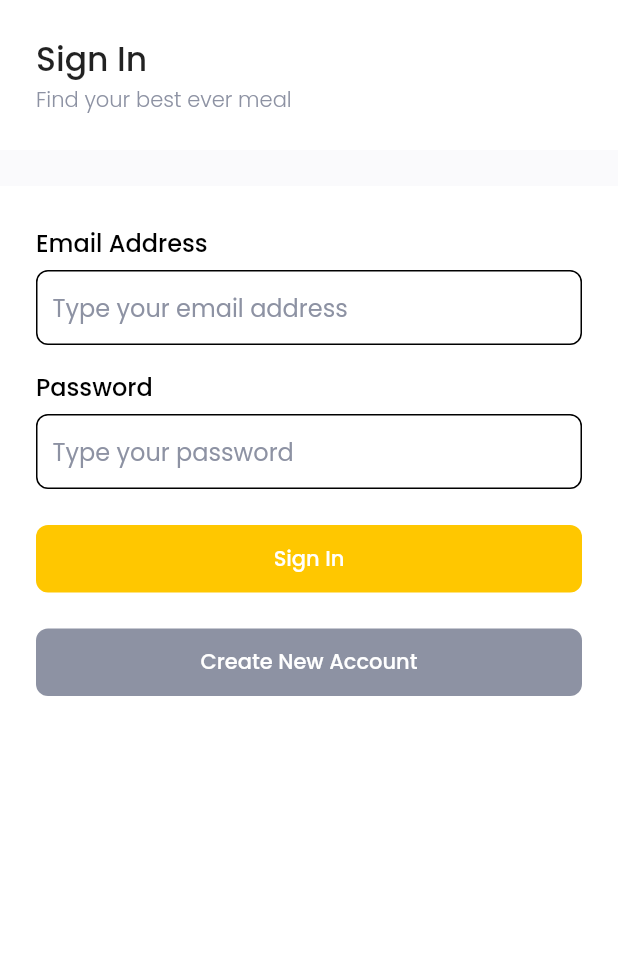
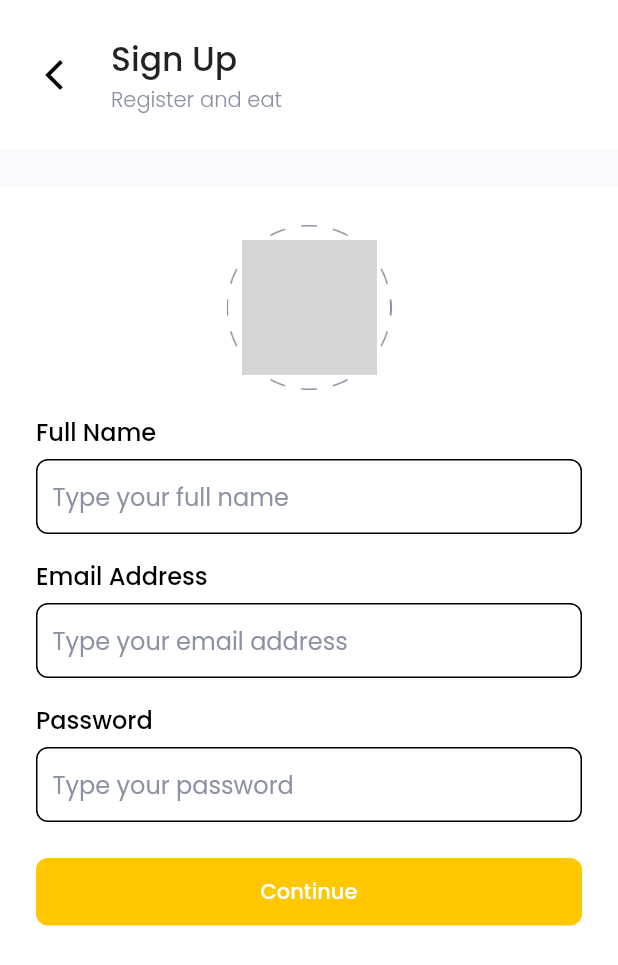
Before and after one commit to dzikrymh/flutter-foodmarket-app, a Flutter app: the screen it shows after launch, after a tap on "Create New Account", on a phone screen of 412 x 824 dp. Shown: the top 965 px of the screen. Run offline on Flutter 3.47's test engine with Material 2 defaults, Android fonts, the phone set to English and light mode, and no system bars; our stand-ins replace flutter_spinkit, get, google_fonts, supercharged; network calls fail; grey boxes are pictures that could not be loaded.

Commit message:
part3 - UI sign up

```diff
--- a/lib/main.dart
+++ b/lib/main.dart
@@ -1,4 +1,6 @@
 import 'package:flutter/material.dart';
+import 'package:get/get.dart';
+
 import 'ui/pages/pages.dart';
 
 void main() {
@@ -8,7 +10,7 @@
 class MyApp extends StatelessWidget {
   @override
   Widget build(BuildContext context) {
-    return MaterialApp(
+    return GetMaterialApp(
       debugShowCheckedModeBanner: false,
       home: SignInPage(),
     );
--- a/lib/ui/pages/general_page.dart
+++ b/lib/ui/pages/general_page.dart
@@ -37,14 +37,21 @@
                     child: Row(
                       children: [
                         onBackButtonPressed != null
-                            ? Container(
-                                width: 24,
-                                height: 24,
-                                margin: EdgeInsets.only(right: 26),
-                                decoration: BoxDecoration(
-                                  image: DecorationImage(
-                                      image:
-                                          AssetImage('assets/back_arrow.png')),
+                            ? GestureDetector(
+                                onTap: () {
+                                  if (onBackButtonPressed != null) {
+                                    onBackButtonPressed();
+                                  }
+                                },
+                                child: Container(
+                                  width: 24,
+                                  height: 24,
+                                  margin: EdgeInsets.only(right: 26),
+                                  decoration: BoxDecoration(
+                                    image: DecorationImage(
+                                        image: AssetImage(
+                                            'assets/back_arrow.png')),
+                                  ),
                                 ),
                               )
                             : SizedBox(),
--- a/lib/ui/pages/pages.dart
+++ b/lib/ui/pages/pages.dart
@@ -4,6 +4,8 @@
 import 'package:food_market/shared/shared.dart';
 import 'package:google_fonts/google_fonts.dart';
 import 'package:supercharged/supercharged.dart';
+import 'package:get/get.dart';
 
 part 'general_page.dart';
 part 'sign_in_page.dart';
+part 'sign_up_page.dart';
--- a/lib/ui/pages/sign_in_page.dart
+++ b/lib/ui/pages/sign_in_page.dart
@@ -99,7 +99,9 @@
                     color: mainColor,
                   )
                 : RaisedButton(
-                    onPressed: () {},
+                    onPressed: () {
+                      Get.to(SignUpPage());
+                    },
                     elevation: 0,
                     shape: RoundedRectangleBorder(
                         borderRadius: BorderRadius.circular(8)),
--- /dev/null
+++ b/lib/ui/pages/sign_up_page.dart
@@ -0,0 +1,134 @@
+part of 'pages.dart';
+
+class SignUpPage extends StatefulWidget {
+  @override
+  _SignUpPageState createState() => _SignUpPageState();
+}
+
+class _SignUpPageState extends State<SignUpPage> {
+  @override
+  Widget build(BuildContext context) {
+    TextEditingController emailController = TextEditingController();
+    TextEditingController passwordController = TextEditingController();
+    TextEditingController nameController = TextEditingController();
+
+    return GeneralPage(
+      title: "Sign Up",
+      subtitle: "Register and eat",
+      onBackButtonPressed: () {
+        Get.back();
+      },
+      child: Column(
+        children: [
+          Container(
+            width: 110,
+            height: 110,
+            margin: EdgeInsets.only(top: 26),
+            padding: EdgeInsets.all(10),
+            decoration: BoxDecoration(
+                image: DecorationImage(
+                    image: AssetImage('assets/photo_border.png'))),
+            child: Container(
+              decoration: BoxDecoration(
+                  shape: BoxShape.circle,
+                  image: DecorationImage(
+                      image: NetworkImage(
+                          'http://risetcdn.jatimtimes.com/images/2018/12/22/Jarang-Diketahui-Ini-Sepuluh-Fakta-tentang-Lisa-Blackpink150660d3a8418aa2.jpg'),
+                      fit: BoxFit.cover)),
+            ),
+          ),
+          Container(
+            width: double.infinity,
+            margin: EdgeInsets.fromLTRB(defaultMargin, 16, defaultMargin, 6),
+            child: Text(
+              "Full Name ",
+              style: blackFontStyle2,
+            ),
+          ),
+          Container(
+            width: double.infinity,
+            margin: EdgeInsets.symmetric(horizontal: defaultMargin),
+            padding: EdgeInsets.symmetric(horizontal: 10),
+            decoration: BoxDecoration(
+                borderRadius: BorderRadius.circular(8),
+                border: Border.all(color: Colors.black)),
+            child: TextField(
+              controller: nameController,
+              decoration: InputDecoration(
+                border: InputBorder.none,
+                hintStyle: greyFontStyle,
+                hintText: "Type your full name",
+              ),
+            ),
+          ),
+          Container(
+            width: double.infinity,
+            margin: EdgeInsets.fromLTRB(defaultMargin, 16, defaultMargin, 6),
+            child: Text(
+              "Email Address",
+              style: blackFontStyle2,
+            ),
+          ),
+          Container(
+            width: double.infinity,
+            margin: EdgeInsets.symmetric(horizontal: defaultMargin),
+            padding: EdgeInsets.symmetric(horizontal: 10),
+            decoration: BoxDecoration(
+                borderRadius: BorderRadius.circular(8),
+                border: Border.all(color: Colors.black)),
+            child: TextField(
+              controller: emailController,
+              decoration: InputDecoration(
+                border: InputBorder.none,
+                hintStyle: greyFontStyle,
+                hintText: "Type your email address",
+              ),
+            ),
+          ),
+          Container(
+            width: double.infinity,
+            margin: EdgeInsets.fromLTRB(defaultMargin, 16, defaultMargin, 6),
+            child: Text(
+              "Password",
+              style: blackFontStyle2,
+            ),
+          ),
+          Container(
+            width: double.infinity,
+            margin: EdgeInsets.symmetric(horizontal: defaultMargin),
+            padding: EdgeInsets.symmetric(horizontal: 10),
+            decoration: BoxDecoration(
+                borderRadius: BorderRadius.circular(8),
+                border: Border.all(color: Colors.black)),
+            child: TextField(
+              controller: passwordController,
+              decoration: InputDecoration(
+                border: InputBorder.none,
+                hintStyle: greyFontStyle,
+                hintText: "Type your password",
+              ),
+            ),
+          ),
+          Container(
+            width: double.infinity,
+            margin: EdgeInsets.only(top: 24),
+            height: 45,
+            padding: EdgeInsets.symmetric(horizontal: defaultMargin),
+            child: RaisedButton(
+              onPressed: () {},
+              elevation: 0,
+              shape: RoundedRectangleBorder(
+                  borderRadius: BorderRadius.circular(8)),
+              color: mainColor,
+              child: Text(
+                "Continue",
+                style: GoogleFonts.poppins(
+                    color: Colors.white, fontWeight: FontWeight.w500),
+              ),
+            ),
+          ),
+        ],
+      ),
+    );
+  }
+}
--- a/pubspec.yaml
+++ b/pubspec.yaml
@@ -26,6 +26,7 @@
   cupertino_icons: ^1.0.0
   flutter_bloc: ^6.1.1
   flutter_spinkit: ^4.1.2+1
+  get: ^3.25.4
   google_fonts: ^1.1.2
   supercharged: ^1.10.0
 
```
Also changed, not shown: pubspec.lock.
